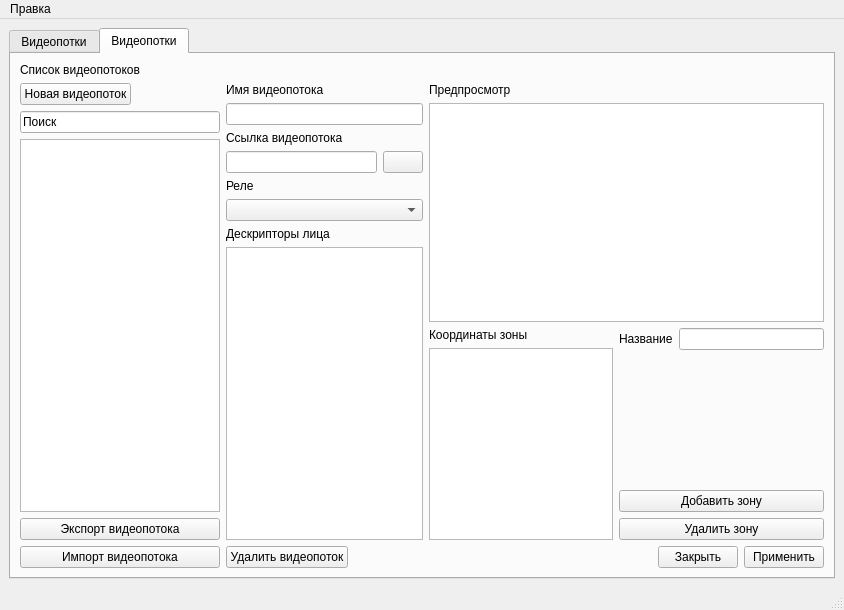
This is mainwindow.ui in TheMadius/EltexViewFRS as Qt 5 draws it before an edit. The edited form follows.
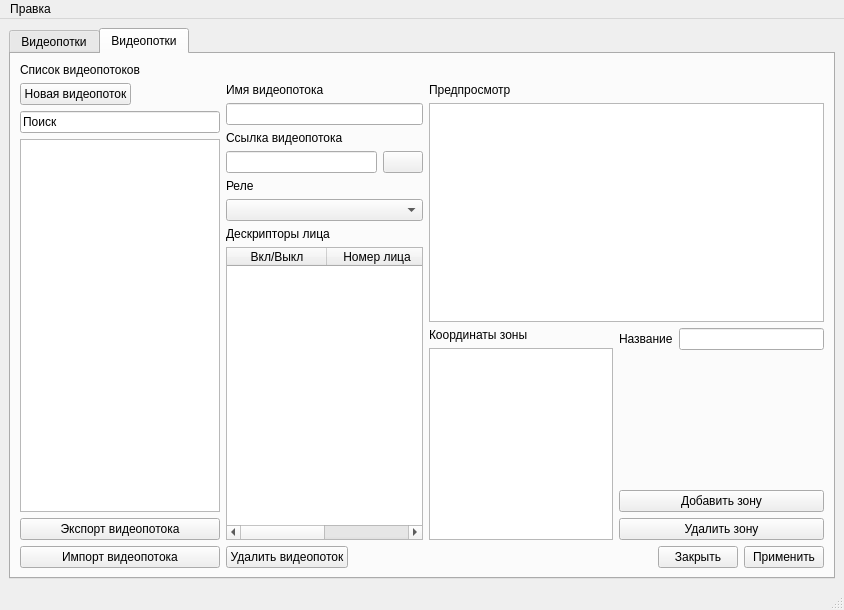
This is the edited form. Icons and pictures are not drawn.

The edit to the form file:
```diff
--- a/mainwindow.ui
+++ b/mainwindow.ui
@@ -242,7 +242,18 @@
                        </widget>
                       </item>
                       <item>
-                       <widget class="QTableWidget" name="tableWidget_2"/>
+                       <widget class="QTableWidget" name="list_face">
+                        <column>
+                         <property name="text">
+                          <string>Вкл/Выкл</string>
+                         </property>
+                        </column>
+                        <column>
+                         <property name="text">
+                          <string>Номер лица</string>
+                         </property>
+                        </column>
+                       </widget>
                       </item>
                      </layout>
                     </item>
```
Left out of the diff: 42 changed lines with no effect on the pictures.
